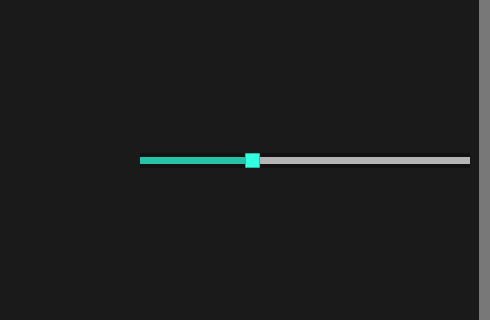
The window that src/ui/settings_widget.ui (k88936/UnRustedWarfare) describes before a commit, drawn with Qt 5; both pictures show x 331 to 821 and y 194 to 514 of the 821 by 683 pixel window.
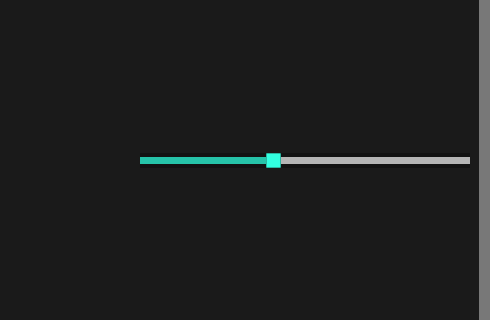
The same window after the commit. Icons and pictures are not drawn.

Diff of the .ui file:
```diff
--- a/src/ui/settings_widget.ui
+++ b/src/ui/settings_widget.ui
@@ -540,13 +540,13 @@
             </size>
            </property>
            <property name="minimum">
-            <number>20</number>
+            <number>30</number>
            </property>
            <property name="maximum">
             <number>80</number>
            </property>
            <property name="value">
-            <number>40</number>
+            <number>50</number>
            </property>
            <property name="orientation">
             <enum>Qt::Orientation::Horizontal</enum>
```
